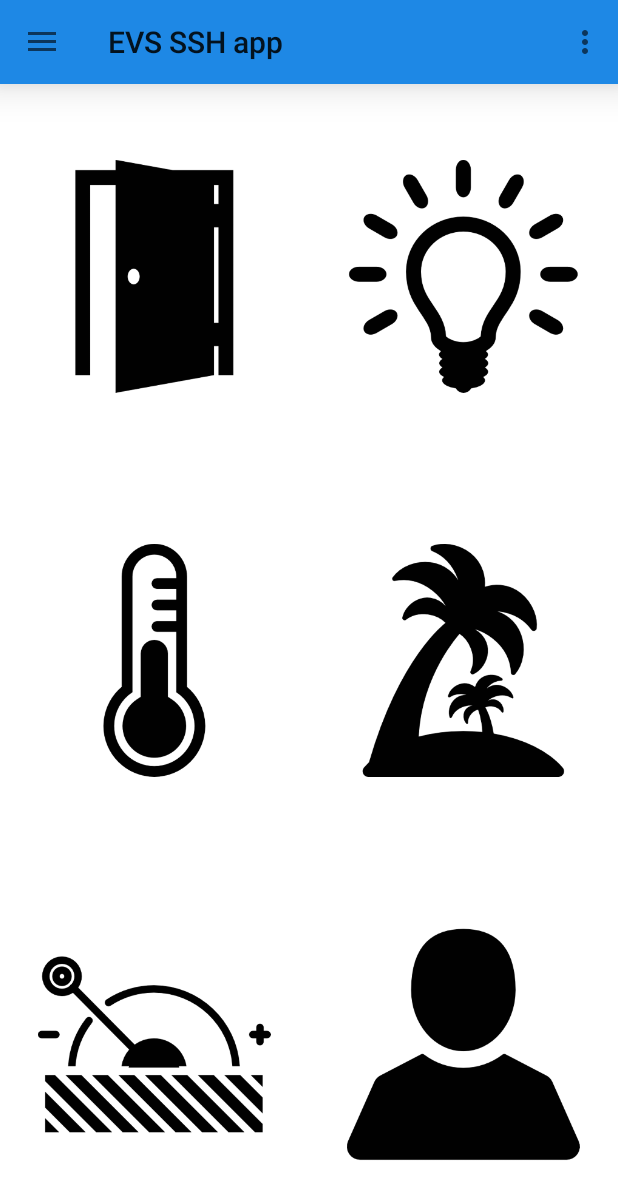
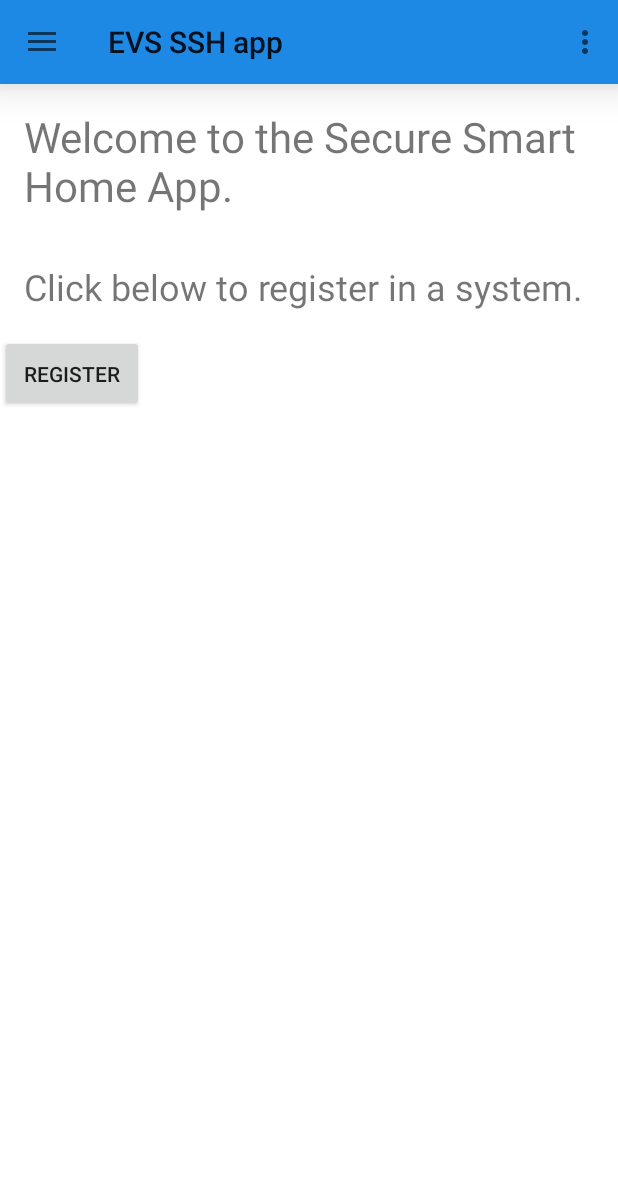
Before and after one commit to SecureSmartHome/SecureSmartHome, an Android app: the screen it shows after launch (MainActivity), on a phone screen of 412 x 824 dp. Shown: the top 1199 px of the screen. Run offline under Robolectric (Android 15) with nearby library versions, the phone set to English and light mode, and no system bars; libraries missing offline, so code that uses them is left out: de.ncoder.typedmap; 2 statements that could not run were skipped.

Commit message:
add WelcomeScreenFragment.java with its fragment_welcomescreen.xml edit MainActivity.java so WelcomeScreenFragment.java gets called when not registered in a system. edit ScanQRCodeFragment.java so it uses linearlayout now.

```diff
--- a/app/src/main/java/de/unipassau/isl/evs/ssh/app/activity/MainActivity.java
+++ b/app/src/main/java/de/unipassau/isl/evs/ssh/app/activity/MainActivity.java
@@ -1,5 +1,6 @@
 package de.unipassau.isl.evs.ssh.app.activity;
 
+import android.content.SharedPreferences;
 import android.os.Bundle;
 import android.support.design.widget.NavigationView;
 import android.support.v4.app.Fragment;
@@ -13,6 +14,10 @@ import android.view.MenuItem;
 import de.unipassau.isl.evs.ssh.app.AppContainer;
 import de.unipassau.isl.evs.ssh.app.R;
 import de.unipassau.isl.evs.ssh.core.activity.BoundActivity;
+import de.unipassau.isl.evs.ssh.core.container.ContainerService;
+
+import static de.unipassau.isl.evs.ssh.core.CoreConstants.FILE_SHARED_PREFS;
+import static de.unipassau.isl.evs.ssh.core.CoreConstants.SharedPrefs.PREF_MASTER_ID;
 
 /**
  * As this Activity also displays information like whether the light is on or not, this Activity also
@@ -58,13 +63,28 @@ public class MainActivity extends BoundActivity
                 e.printStackTrace();
             }
         } else {
-            MainFragment fragment = new MainFragment();
+            // starts the main fragment when already registered, the welcomescreen fragment so the user can register.
+            Fragment fragment = (deviceNotRegistered() ? new WelcomeScreenFragment() : new MainFragment());
             android.support.v4.app.FragmentTransaction fragmentTransaction =
                     getSupportFragmentManager().beginTransaction();
             fragmentTransaction.replace(R.id.fragment_container, fragment);
             fragmentTransaction.commit();
         }
 
+    }
+
+    /**
+     * Checks whether the device is registered in the system by checking the master_id in the SharedPreferences.
+     *
+     * @return If the device is already registered or not.
+     */
+    private boolean deviceNotRegistered() {
+        String master_id = getSharedPrefs().getString(PREF_MASTER_ID, null);
+        return master_id == null;
+    }
+
+    private SharedPreferences getSharedPrefs() {
+        return getComponent(ContainerService.KEY_CONTEXT).getSharedPreferences(FILE_SHARED_PREFS, MODE_PRIVATE);
     }
 
     @Override
--- a/app/src/main/java/de/unipassau/isl/evs/ssh/app/activity/ScanQRCodeFragment.java
+++ b/app/src/main/java/de/unipassau/isl/evs/ssh/app/activity/ScanQRCodeFragment.java
@@ -9,7 +9,7 @@ import android.support.annotation.Nullable;
 import android.view.LayoutInflater;
 import android.view.View;
 import android.view.ViewGroup;
-import android.widget.FrameLayout;
+import android.widget.LinearLayout;
 
 import de.unipassau.isl.evs.ssh.app.R;
 
@@ -36,7 +36,7 @@ public class ScanQRCodeFragment extends Fragment {
     @Nullable
     @Override
     public View onCreateView(final LayoutInflater inflater, ViewGroup container, Bundle savedInstanceState) {
-        FrameLayout root = (FrameLayout) inflater.inflate(R.layout.fragment_scan_qrcode, container, false);
+        LinearLayout root = (LinearLayout) inflater.inflate(R.layout.fragment_scan_qrcode, container, false);
 
         return root;
     }
--- /dev/null
+++ b/app/src/main/java/de/unipassau/isl/evs/ssh/app/activity/WelcomeScreenFragment.java
@@ -0,0 +1,36 @@
+package de.unipassau.isl.evs.ssh.app.activity;
+
+import android.os.Bundle;
+import android.support.annotation.Nullable;
+import android.support.v4.app.Fragment;
+import android.view.LayoutInflater;
+import android.view.View;
+import android.view.ViewGroup;
+import android.widget.Button;
+import android.widget.LinearLayout;
+
+import de.unipassau.isl.evs.ssh.app.R;
+
+/**
+ * WelcomeScreenFragment to display a welcome message to every user when he initially starts the app.
+ * As the device isn't registered yet, it asks the user to scan a QR-Code by calling {@link ScanQRCodeFragment}.
+ *
+ * @author Phil Werli
+ */
+public class WelcomeScreenFragment extends Fragment {
+
+    @Nullable
+    @Override
+    public View onCreateView(final LayoutInflater inflater, ViewGroup container, Bundle savedInstanceState) {
+        LinearLayout root = (LinearLayout) inflater.inflate(R.layout.fragment_welcomescreen, container, false);
+
+        Button button = (Button) root.findViewById(R.id.welcomescreen_button);
+        button.setOnClickListener(new View.OnClickListener() {
+            @Override
+            public void onClick(View v) {
+                ((MainActivity) getActivity()).showFragmentByClass(ScanQRCodeFragment.class);
+            }
+        });
+        return root;
+    }
+}
--- a/app/src/main/res/layout/fragment_scan_qrcode.xml
+++ b/app/src/main/res/layout/fragment_scan_qrcode.xml
@@ -1,4 +1,5 @@
 <?xml version="1.0" encoding="utf-8"?>
+<!--@author Phil Werli-->
 <LinearLayout
     xmlns:android="http://schemas.android.com/apk/res/android"
     android:layout_width="match_parent"
--- /dev/null
+++ b/app/src/main/res/layout/fragment_welcomescreen.xml
@@ -0,0 +1,31 @@
+<?xml version="1.0" encoding="utf-8"?>
+<!--@author Phil Werli-->
+<LinearLayout
+    xmlns:android="http://schemas.android.com/apk/res/android"
+    android:layout_width="match_parent"
+    android:layout_height="match_parent"
+    android:orientation="vertical">
+
+    <TextView
+        android:layout_width="match_parent"
+        android:layout_height="wrap_content"
+        android:padding="@dimen/activity_vertical_margin"
+        android:text="@string/welcome_to_ssh"
+        android:textSize="@dimen/typography_headline2"/>
+
+    <TextView
+        android:layout_width="match_parent"
+        android:layout_height="wrap_content"
+        android:padding="@dimen/activity_vertical_margin"
+        android:text="@string/click_to_register"
+        android:textSize="@dimen/typography_headline1"
+        />
+
+    <Button
+        android:id="@+id/welcomescreen_button"
+        android:layout_width="wrap_content"
+        android:layout_height="wrap_content"
+        android:padding="@dimen/activity_vertical_margin"
+        android:text="@string/register"/>
+
+</LinearLayout>
```
